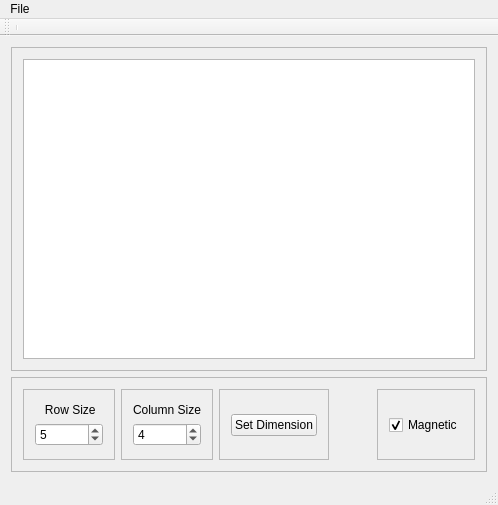
Before: the Qt Designer form src/mainwindow.ui in KaiqueS/Social_Choice_Theory-Basic_Framework, drawn with Qt 5.
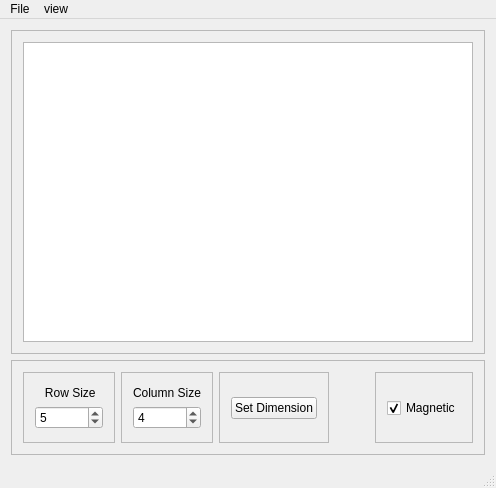
After: the same form once the commit is applied.

Commit message: implements QTeeWidget, view Agents complete, view SocialPref incomplete

Patch:
```diff
--- a/src/mainwindow.ui
+++ b/src/mainwindow.ui
@@ -6,8 +6,8 @@
    <rect>
     <x>0</x>
     <y>0</y>
-    <width>498</width>
-    <height>492</height>
+    <width>488</width>
+    <height>480</height>
    </rect>
   </property>
   <property name="windowTitle">
@@ -332,7 +332,7 @@
     <rect>
      <x>0</x>
      <y>0</y>
-     <width>498</width>
+     <width>488</width>
      <height>21</height>
     </rect>
    </property>
@@ -345,16 +345,15 @@
     <addaction name="actionimport"/>
     <addaction name="actionExport"/>
    </widget>
+   <widget class="QMenu" name="menuview">
+    <property name="title">
+     <string>view</string>
+    </property>
+    <addaction name="actionAgents"/>
+    <addaction name="actionSocial_Preferencies"/>
+   </widget>
    <addaction name="menuFile"/>
-  </widget>
-  <widget class="QToolBar" name="mainToolBar">
-   <attribute name="toolBarArea">
-    <enum>TopToolBarArea</enum>
-   </attribute>
-   <attribute name="toolBarBreak">
-    <bool>false</bool>
-   </attribute>
-   <addaction name="separator"/>
+   <addaction name="menuview"/>
   </widget>
   <widget class="QStatusBar" name="statusBar"/>
   <action name="actionSave">
```
Left out of the diff: 11 changed lines with no effect on the pictures. The commit also changes 7 other files.
